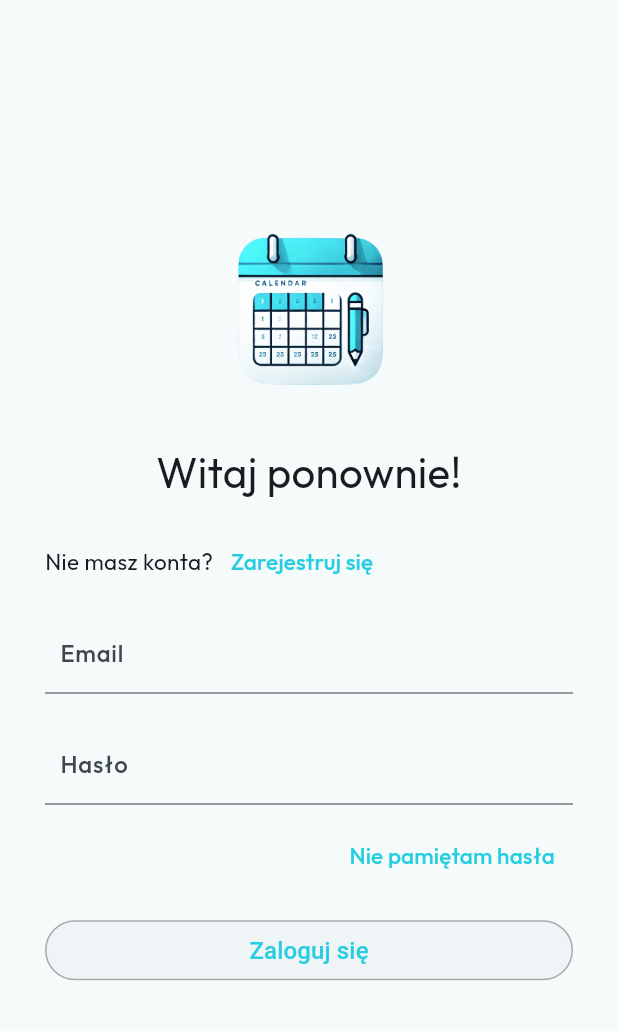
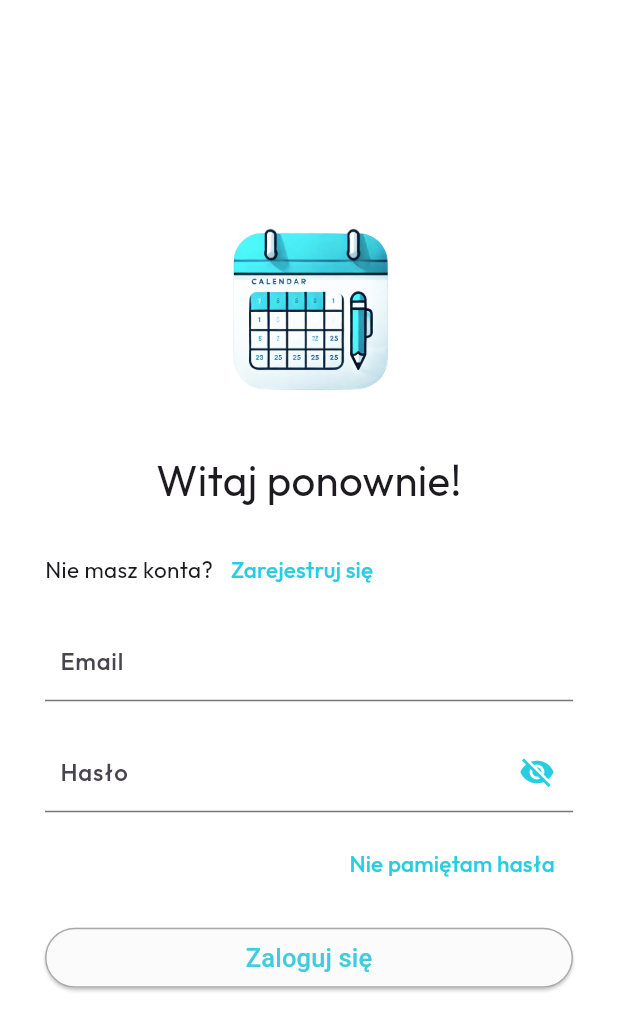
Before and after one commit to esteraszamli/my_calendar, a Flutter app: the screen it shows after launch, on a phone screen of 412 x 824 dp. Shown: the top 1031 px of the screen. Run offline on Flutter 3.47's test engine with Material 3 defaults, Android fonts, the phone set to English and light mode, and no system bars; our stand-ins replace cloud_firestore, dio, firebase_auth, firebase_core, flutter_bloc, freezed_annotation and 3 more; accounts and stored records are empty.

Commit message:
Update interface colors and styles

```diff
--- a/lib/app/my_app.dart
+++ b/lib/app/my_app.dart
@@ -20,8 +20,13 @@ class MyApp extends StatelessWidget {
         Locale('pl', ''),
       ],
       theme: ThemeData(
-        colorScheme: ColorScheme.fromSeed(
-            seedColor: const Color.fromARGB(255, 192, 192, 192)),
+        scaffoldBackgroundColor: const Color.fromARGB(255, 255, 255, 255),
+        progressIndicatorTheme: ProgressIndicatorThemeData(
+          color: Color.fromARGB(255, 48, 166, 188),
+        ),
+        textSelectionTheme: TextSelectionThemeData(
+          cursorColor: Color.fromARGB(255, 48, 166, 188),
+        ),
         useMaterial3: true,
       ),
       home: const RootPage(),
--- a/lib/pages/calendar/calendar_page_widgets.dart
+++ b/lib/pages/calendar/calendar_page_widgets.dart
@@ -130,7 +130,7 @@ class HolidayName extends StatelessWidget {
       'Święto: $holidayName',
       style: GoogleFonts.outfit(
         fontSize: 17,
-        fontWeight: FontWeight.w400,
+        fontWeight: FontWeight.w500,
         fontStyle: FontStyle.italic,
         color: Color.fromARGB(255, 49, 174, 191),
       ),
--- a/lib/pages/login/login_page.dart
+++ b/lib/pages/login/login_page.dart
@@ -49,7 +49,7 @@ class _LoginPageState extends State<LoginPage> {
               mainAxisAlignment: MainAxisAlignment.center,
               mainAxisSize: MainAxisSize.min,
               children: [
-                Image.asset('assets/icon/icon-calendar-app.png', height: 150),
+                Image.asset('assets/icon/icon-calendar-app.png', height: 160),
                 WelcomeText(isCreatingAccount: isCreatingAccount),
                 if (isCreatingAccount == false)
                   Padding(
@@ -173,7 +173,9 @@ class _LoginPageState extends State<LoginPage> {
                       Expanded(
                         child: ElevatedButton(
                           style: ElevatedButton.styleFrom(
-                            elevation: 0,
+                            backgroundColor:
+                                const Color.fromARGB(255, 251, 251, 251),
+                            foregroundColor: Color.fromARGB(255, 63, 204, 222),
                             shape: RoundedRectangleBorder(
                               borderRadius: BorderRadius.circular(20),
                               side: const BorderSide(
@@ -225,8 +227,9 @@ class _LoginPageState extends State<LoginPage> {
                                 ? 'Zarejestruj się'
                                 : 'Zaloguj się',
                             style: const TextStyle(
-                              fontSize: 16,
-                              color: Color.fromARGB(255, 39, 206, 225),
+                              fontSize: 17,
+                              fontWeight: FontWeight.w500,
+                              color: Color.fromARGB(255, 63, 204, 222),
                             ),
                           ),
                         ),
--- a/lib/pages/login/login_page_widgets.dart
+++ b/lib/pages/login/login_page_widgets.dart
@@ -45,7 +45,7 @@ class ForgetPassword extends StatelessWidget {
   }
 }
 
-class PasswordField extends StatelessWidget {
+class PasswordField extends StatefulWidget {
   const PasswordField({
     super.key,
     required this.widget,
@@ -54,14 +54,38 @@ class PasswordField extends StatelessWidget {
   final LoginPage widget;
 
   @override
+  PasswordFieldState createState() => PasswordFieldState();
+}
+
+class PasswordFieldState extends State<PasswordField> {
+  bool _obscureText = true;
+
+  @override
   Widget build(BuildContext context) {
     return TextField(
       style: GoogleFonts.outfit(fontSize: 16, fontWeight: FontWeight.w500),
-      obscureText: true,
-      controller: widget.passwordController,
+      obscureText: _obscureText,
+      controller: widget.widget.passwordController,
       decoration: InputDecoration(
         hintText: 'Hasło',
         contentPadding: EdgeInsets.symmetric(horizontal: 10, vertical: 15),
+        focusedBorder: UnderlineInputBorder(
+          borderSide: BorderSide(
+            color: Color.fromARGB(255, 48, 166, 188),
+            width: 2.0,
+          ),
+        ),
+        suffixIcon: IconButton(
+          icon: Icon(
+            _obscureText ? Icons.visibility_off : Icons.visibility,
+            color: Color.fromARGB(255, 39, 206, 225),
+          ),
+          onPressed: () {
+            setState(() {
+              _obscureText = !_obscureText;
+            });
+          },
+        ),
       ),
     );
   }
@@ -83,6 +107,12 @@ class EmailField extends StatelessWidget {
       decoration: InputDecoration(
         hintText: 'Email',
         contentPadding: EdgeInsets.symmetric(horizontal: 10, vertical: 15),
+        focusedBorder: UnderlineInputBorder(
+          borderSide: BorderSide(
+            color: Color.fromARGB(255, 48, 166, 188),
+            width: 2.0,
+          ),
+        ),
       ),
     );
   }
```
Also changed, not shown: lib/pages/add_note/add_note_page.dart (+10 -4 lines), lib/pages/edit_note/edit_note_page.dart (+7 -3 lines), lib/pages/login/profile_page.dart (+8 -0 lines), lib/pages/login/profile_page_widgets.dart (+40 -5 lines), lib/pages/note/note_page.dart (+17 -4 lines).
